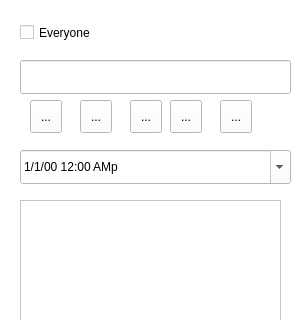
First picture: the form in School_System/ui/AddEventDialog.ui, repository KasperJack/School-Management-System, before the edit; both pictures show x 0 to 306 and y 0 to 320 of the 306 by 476 pixel window.
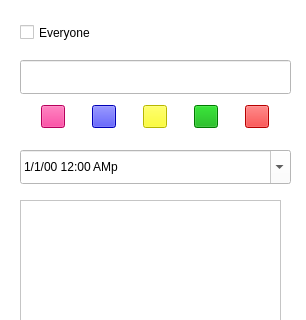
Second picture: the form after the edit.

```diff
--- a/School_System/ui/AddEventDialog.ui
+++ b/School_System/ui/AddEventDialog.ui
@@ -118,70 +118,67 @@
     </rect>
    </property>
   </widget>
+  <widget class="QWidget" name="">
+   <property name="geometry">
+    <rect>
+     <x>20</x>
+     <y>100</y>
+     <width>271</width>
+     <height>34</height>
+    </rect>
+   </property>
+   <layout class="QHBoxLayout" name="horizontalLayout">
+    <item>
   <widget class="QToolButton" name="toolButton">
-   <property name="geometry">
-    <rect>
-     <x>30</x>
-     <y>100</y>
-     <width>32</width>
-     <height>33</height>
-    </rect>
+      <property name="styleSheet">
+       <string notr="true">background-color: rgb(255, 0, 127);</string>
    </property>
    <property name="text">
-    <string>...</string>
-   </property>
-  </widget>
+       <string/>
+      </property>
+     </widget>
+    </item>
+    <item>
   <widget class="QToolButton" name="toolButton_2">
-   <property name="geometry">
-    <rect>
-     <x>80</x>
-     <y>100</y>
-     <width>32</width>
-     <height>33</height>
-    </rect>
+      <property name="styleSheet">
+       <string notr="true">background-color: rgb(0, 0, 255);</string>
    </property>
    <property name="text">
-    <string>...</string>
-   </property>
-  </widget>
+       <string/>
+      </property>
+     </widget>
+    </item>
+    <item>
   <widget class="QToolButton" name="toolButton_3">
-   <property name="geometry">
-    <rect>
-     <x>130</x>
-     <y>100</y>
-     <width>32</width>
-     <height>33</height>
-    </rect>
+      <property name="styleSheet">
+       <string notr="true">background-color: rgb(255, 255, 0);</string>
    </property>
    <property name="text">
-    <string>...</string>
-   </property>
-  </widget>
+       <string/>
+      </property>
+     </widget>
+    </item>
+    <item>
   <widget class="QToolButton" name="toolButton_4">
-   <property name="geometry">
-    <rect>
-     <x>170</x>
-     <y>100</y>
-     <width>32</width>
-     <height>33</height>
-    </rect>
+      <property name="styleSheet">
+       <string notr="true">background-color: rgb(0, 170, 0);</string>
    </property>
    <property name="text">
-    <string>...</string>
-   </property>
-  </widget>
+       <string/>
+      </property>
+     </widget>
+    </item>
+    <item>
   <widget class="QToolButton" name="toolButton_5">
-   <property name="geometry">
-    <rect>
-     <x>220</x>
-     <y>100</y>
-     <width>32</width>
-     <height>33</height>
-    </rect>
+      <property name="styleSheet">
+       <string notr="true">background-color: rgb(255, 0, 0);</string>
    </property>
    <property name="text">
-    <string>...</string>
-   </property>
+       <string/>
+      </property>
+     </widget>
+    </item>
+   </layout>
   </widget>
  </widget>
  <resources>
```
Lines whose indentation alone changed are shown as unchanged.
